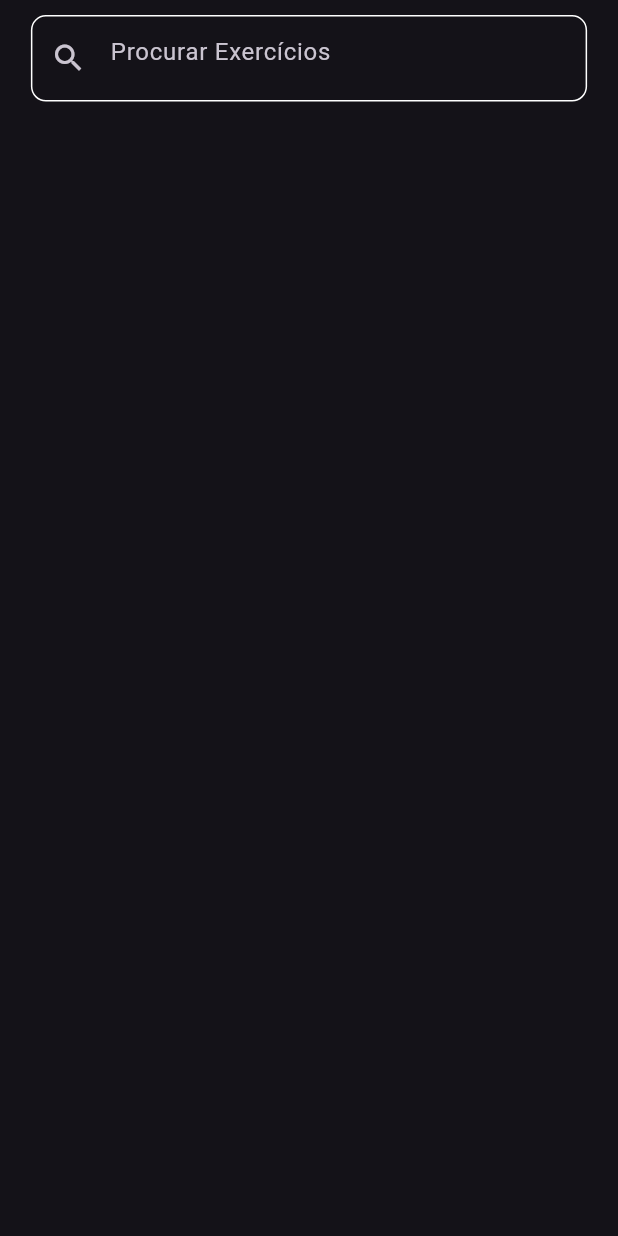
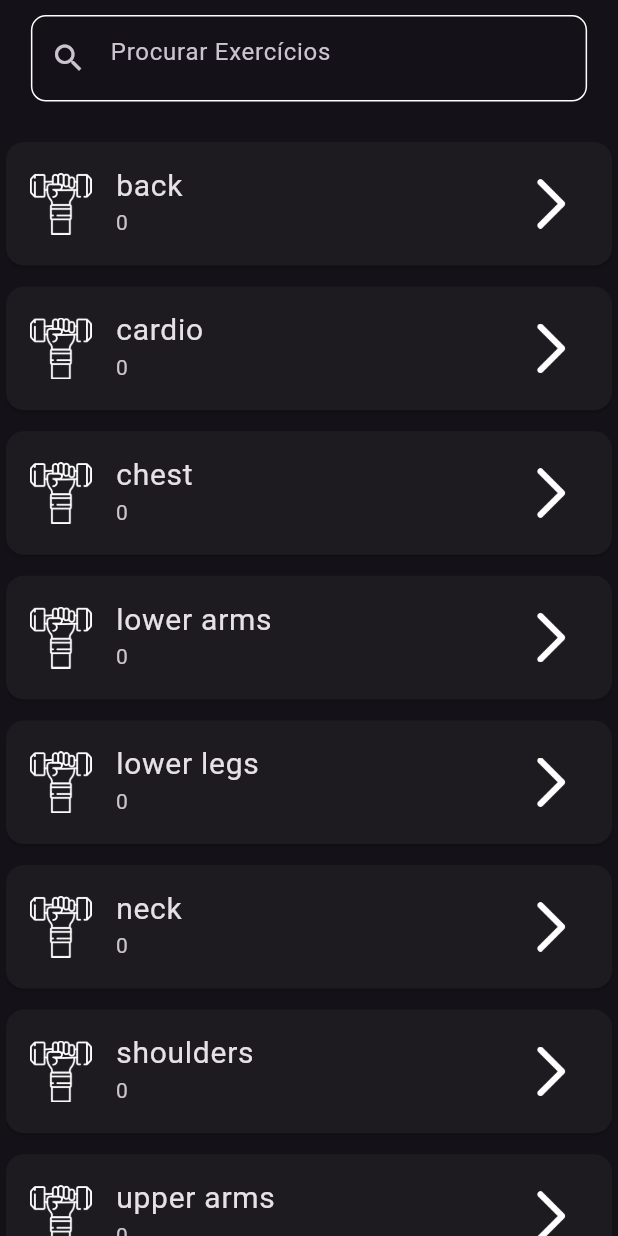
Before and after one commit to DougSchwingel/AppGym, a Flutter app: the ExercisePage screen opened directly, on a phone screen of 412 x 824 dp. Run offline on Flutter 3.47's test engine with Material 2 defaults, Android fonts, the phone set to English and light mode, and no system bars; our stand-ins replace dio, sqflite, table_calendar; accounts and stored records are empty.

Commit message:
Atualização 3

```diff
--- a/lib/BD/exercises_dao.dart
+++ b/lib/BD/exercises_dao.dart
@@ -1,26 +1,44 @@
+import 'dart:developer';
+
 import 'package:gym_app/BD/db_helper.dart';
 import 'package:gym_app/BD/dio_client.dart';
 import 'package:gym_app/Classes/exercicio_classe.dart';
+import 'package:sqflite/sqflite.dart';
 
 class ExerciseDAO {
   static Future<void> inserir() async {
-    var exerc = DioClient.getExercises();
-
+    var exerc = await DioClient.getExercises();
+    int i = 0;
     var db = await DBHelper.getInstance();
     for (var element in exerc) {
       await db.insert(
         'exercises',
         element.toMap(),
       );
+      i++;
     }
+    log(i.toString());
   }
 
   static Future<List<Exercicio>> carregarExercicios() async {
     var db = await DBHelper.getInstance();
-    List<Map<String, Object?>> resultado = await db.query('exercicio');
+    List<Map<String, Object?>> resultado = await db.query('exercises');
     List<Exercicio> exercicios = resultado
         .map((mapExercicio) => Exercicio.fromMap(mapExercicio))
         .toList();
     return exercicios;
   }
+
+  static Future<void> deletar() async {
+    var db = await DBHelper.getInstance();
+    await db.delete('exercises');
+  }
+
+  static Future<int> getCountByBodyPart(String bodyPart) async {
+    var db = await DBHelper.getInstance();
+    var result = await db.rawQuery(
+        'SELECT COUNT(*) FROM exercises WHERE bodyPart = ?', [bodyPart]);
+    var count = Sqflite.firstIntValue(result);
+    return count ?? 0;
+  }
 }
--- a/lib/Pages/exercises.dart
+++ b/lib/Pages/exercises.dart
@@ -1,4 +1,7 @@
 import 'package:flutter/material.dart';
+import 'package:gym_app/BD/exercises_dao.dart';
+import 'package:gym_app/PreparedWidgets/cards.dart';
+import 'package:gym_app/PreparedWidgets/exercises_selector.dart';
 import 'package:gym_app/PreparedWidgets/searchbar.dart';
 
 class ExercisePage extends StatefulWidget {
@@ -11,6 +14,40 @@ class ExercisePage extends StatefulWidget {
 class _ExercisePageState extends State<ExercisePage> {
   TextEditingController _searchController = TextEditingController();
   bool isSearchVisible = false;
+  List<String> bodyparts = [
+    "back",
+    "cardio",
+    "chest",
+    "lower arms",
+    "lower legs",
+    "neck",
+    "shoulders",
+    "upper arms",
+    "upper legs",
+    "waist"
+  ];
+  List<GymCards> bParts = [];
+
+  @override
+  void initState() {
+    super.initState();
+    loadBodyPartCounts();
+  }
+
+  Future<void> loadBodyPartCounts() async {
+    for (String bodypart in bodyparts) {
+      int count = await ExerciseDAO.getCountByBodyPart(bodypart);
+      bParts.add(
+        GymCards(
+          nome: bodypart,
+          info: count.toString(),
+          icone: Image.asset('assets/icons/exercise_darkmode.png'),
+          trailingIcon: Image.asset('assets/icons/open_darkmode.png'),
+        ),
+      );
+    }
+    setState(() {});
+  }
 
   @override
   Widget build(BuildContext context) {
@@ -22,7 +59,7 @@ class _ExercisePageState extends State<ExercisePage> {
         }
       },
       child: Scaffold(
-        body: SingleChildScrollView(
+        body: Center(
           child: Column(
             children: [
               Row(
@@ -34,6 +71,10 @@ class _ExercisePageState extends State<ExercisePage> {
                       controller: _searchController,
                     ),
                   ]),
+              const SizedBox(height: 20),
+              ExercisesSelector(
+                bodyparts: bParts,
+              )
             ],
           ),
         ),
--- a/lib/Pages/loginpage.dart
+++ b/lib/Pages/loginpage.dart
@@ -85,8 +85,10 @@ class _LoginPageState extends State<LoginPage> {
                       foregroundColor: Colors.black,
                       minimumSize:
                           Size(MediaQuery.of(context).size.width * 0.75, 50)),
-                  onPressed: () {
-                    ExerciseDAO.inserir();
+                  onPressed: () async {
+                    await ExerciseDAO.deletar();
+                    await ExerciseDAO.inserir();
+
                     Navigator.pushNamed(context, '/MainPage');
                   },
                   child: const Text(
--- a/lib/Pages/mainpage.dart
+++ b/lib/Pages/mainpage.dart
@@ -1,4 +1,5 @@
 import 'package:flutter/material.dart';
+import 'package:gym_app/BD/exercises_dao.dart';
 import 'package:gym_app/Pages/classes.dart';
 import 'package:gym_app/Pages/evolution.dart';
 import 'package:gym_app/Pages/exercises.dart';
--- a/lib/Pages/workout.dart
+++ b/lib/Pages/workout.dart
@@ -60,7 +60,7 @@ class _WorkoutPageState extends State<WorkoutPage> {
                             nome: 'Treino $i',
                             info: 'Body Part',
                             icone: Image.asset(
-                                'assets/icons/exercise_darkmode.png'),
+                                'assets/icons/workout_darkmode.png'),
                             trailingIcon:
                                 Image.asset('assets/icons/open_darkmode.png')),
                       );
--- /dev/null
+++ b/lib/PreparedWidgets/exercises_selector.dart
@@ -0,0 +1,26 @@
+import 'package:flutter/material.dart';
+import 'package:gym_app/PreparedWidgets/cards.dart';
+
+class ExercisesSelector extends StatefulWidget {
+  const ExercisesSelector({super.key, required this.bodyparts});
+
+  final List<GymCards> bodyparts;
+
+  @override
+  State<ExercisesSelector> createState() => _ExercisesSelectorState();
+}
+
+class _ExercisesSelectorState extends State<ExercisesSelector> {
+  @override
+  Widget build(BuildContext context) {
+    return Expanded(
+      child: ListView.builder(
+        shrinkWrap: true,
+        itemCount: widget.bodyparts.length,
+        itemBuilder: (context, index) {
+          return widget.bodyparts[index];
+        },
+      ),
+    );
+  }
+}
--- a/lib/main.dart
+++ b/lib/main.dart
@@ -1,4 +1,5 @@
 import 'package:flutter/material.dart';
+import 'package:gym_app/BD/exercises_dao.dart';
 import 'package:gym_app/Pages/loginpage.dart';
 import 'package:gym_app/Pages/mainpage.dart';
 import 'package:intl/date_symbol_data_local.dart';
```
Also changed, not shown: lib/BD/dio_client.dart (+14 -10 lines), lib/Pages/exercises_bp.dart (added, +76 -0 lines), assets/icons/workout_darkmode.png (added), assets/icons/workout_lightmode.png (added), lib/BD/profile_dao.dart (deleted), lib/BD/workouts_dao.dart (deleted).
